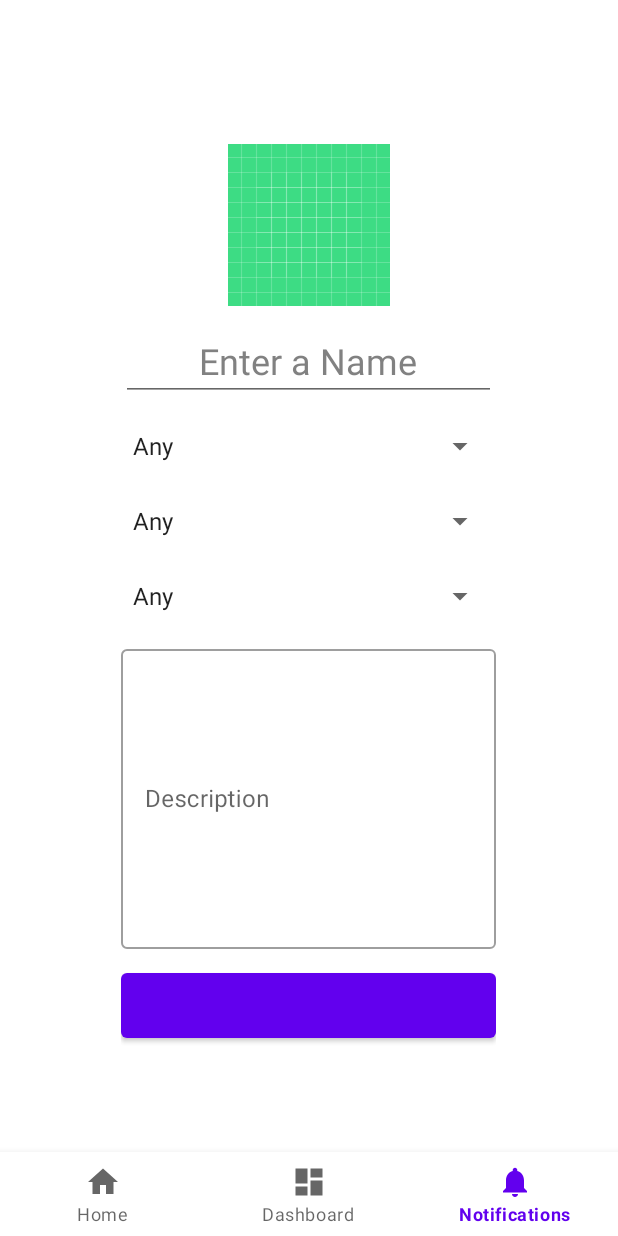
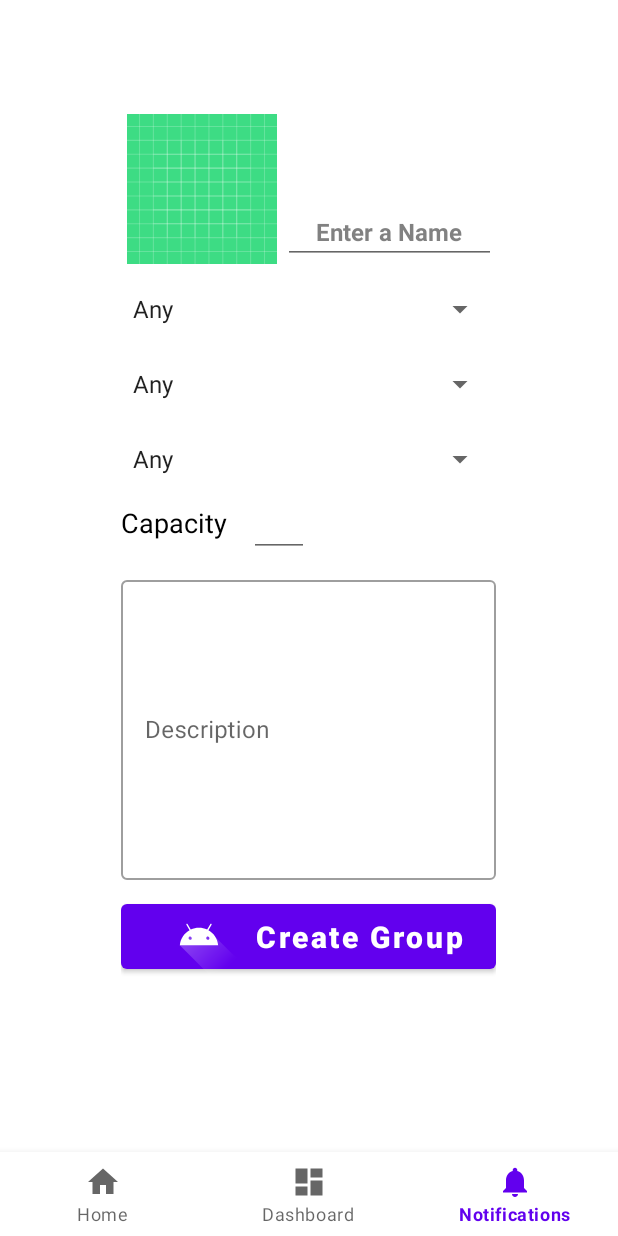
Before and after one commit to adamozeri/GamePals, an Android app: the CreateAGroupFragment screen opened through its navigation route, on a phone screen of 412 x 824 dp. Run offline under Robolectric (Android 15) with nearby library versions, the phone set to English and light mode, and no system bars; our stand-ins replace Firebase (no records; nobody signed in at launch, a user with empty details on screens opened directly), navigation-ui.

Commit message:
group screen

```diff
--- a/app/src/main/res/layout/fragment_create_a_group.xml
+++ b/app/src/main/res/layout/fragment_create_a_group.xml
@@ -6,31 +6,41 @@
     android:layout_height="match_parent"
     tools:context=".ui.create_a_group.CreateAGroupFragment">
 
-    <com.google.android.material.imageview.ShapeableImageView
-        android:id="@+id/create_IMG_groupIMG"
-        android:layout_width="wrap_content"
-        android:layout_height="wrap_content"
-        app:srcCompat="@drawable/ic_launcher_background"
-        android:layout_marginTop="40dp"
+    <RelativeLayout
+        android:id="@+id/create_LL_imgName"
+        android:layout_width="250dp"
+        android:layout_height="100dp"
+        android:orientation="horizontal"
         android:layout_centerHorizontal="true"
-        />
+        android:layout_marginTop="20dp" >
+        <com.google.android.material.imageview.ShapeableImageView
+            android:id="@+id/create_IMG_groupIMG"
+            android:layout_width="wrap_content"
+            android:layout_height="wrap_content"
+            app:srcCompat="@drawable/ic_launcher_background"
+
+            />
+        <com.google.android.material.textfield.TextInputEditText
+            android:id="@+id/create_ET_name"
+            android:layout_width="match_parent"
+            android:layout_height="wrap_content"
+            android:textSize="16sp"
+            android:hint="@string/name"
+            android:textAlignment="center"
+            android:textColorHint="@color/grey"
+            android:layout_marginTop="10dp"
+            android:textStyle="bold"
+            android:layout_alignBottom="@+id/create_IMG_groupIMG"
+            android:layout_toEndOf="@id/create_IMG_groupIMG"
+            />
+    </RelativeLayout>
+
     <LinearLayout
         android:layout_width="250dp"
         android:layout_height="wrap_content"
         android:orientation="vertical"
         android:layout_centerHorizontal="true"
-        android:layout_below="@+id/create_IMG_groupIMG">
-
-        <com.google.android.material.textfield.TextInputEditText
-            android:id="@+id/create_ET_name"
-            android:layout_width="match_parent"
-            android:layout_height="wrap_content"
-            android:textSize="24sp"
-            android:hint="@string/name"
-            android:textAlignment="center"
-            android:textColorHint="@color/grey"
-            android:layout_marginTop="10dp"
-            />
+        android:layout_below="@+id/create_LL_imgName">
 
         <androidx.appcompat.widget.AppCompatSpinner
             android:id="@+id/create_SP_region"
@@ -55,7 +65,26 @@
             android:layout_marginTop="10dp"
             android:entries="@array/Platform"
             android:dropDownWidth="250dp"
+            android:backgroundTintMode="multiply"
             />
+        <LinearLayout
+            android:layout_width="match_parent"
+            android:layout_height="wrap_content"
+            android:orientation="horizontal">
+            <com.google.android.material.textview.MaterialTextView
+                android:layout_width="wrap_content"
+                android:layout_height="wrap_content"
+                android:text="Capacity "
+                android:textSize="18sp"
+                android:textColor="@color/black"/>
+            <com.google.android.material.textfield.TextInputEditText
+                android:layout_width="40dp"
+                android:layout_height="wrap_content"
+                android:layout_marginStart="10dp"
+                android:inputType="numberDecimal"
+                android:textSize="18sp"/>
+        </LinearLayout>
+
 
         <com.google.android.material.textfield.TextInputLayout
             android:id="@+id/create_TF_description"
@@ -74,21 +103,15 @@
         <com.google.android.material.button.MaterialButton
             android:layout_width="match_parent"
             android:layout_height="55dp"
-            android:layout_marginTop="10dp"/>
+            android:layout_marginTop="10dp"
+            android:text="@string/create"
+            android:textAllCaps="false"
+            android:textSize="20sp"
+            android:textStyle="bold"
+            app:icon="@drawable/ic_launcher_foreground"
+            app:iconSize="60dp"
+            app:iconGravity="textStart" />
 
     </LinearLayout>
 
-<!--    <TextView-->
-<!--        android:id="@+id/text_notifications"-->
-<!--        android:layout_width="match_parent"-->
-<!--        android:layout_height="wrap_content"-->
-<!--        android:layout_marginStart="8dp"-->
-<!--        android:layout_marginTop="8dp"-->
-<!--        android:layout_marginEnd="8dp"-->
-<!--        android:textAlignment="center"-->
-<!--        android:textSize="20sp"-->
-<!--        app:layout_constraintBottom_toBottomOf="parent"-->
-<!--        app:layout_constraintEnd_toEndOf="parent"-->
-<!--        app:layout_constraintStart_toStartOf="parent"-->
-<!--        app:layout_constraintTop_toTopOf="parent" />-->
 </RelativeLayout>
--- a/app/src/main/res/values/strings.xml
+++ b/app/src/main/res/values/strings.xml
@@ -14,6 +14,7 @@
     <string name="login_failed">"Login failed"</string>
     <string name="name">Enter a Name</string>
     <string name="description">Description</string>
+    <string name="create">Create Group</string>
 
     <string-array name="Region">
         <item>Any</item>
```
